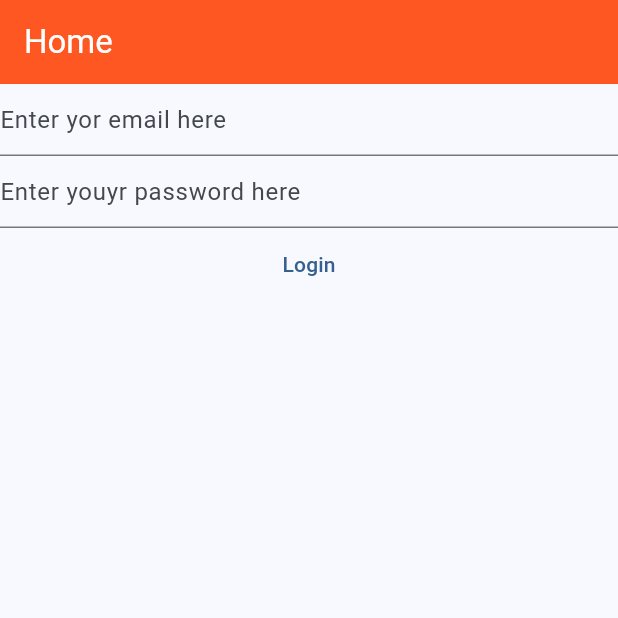
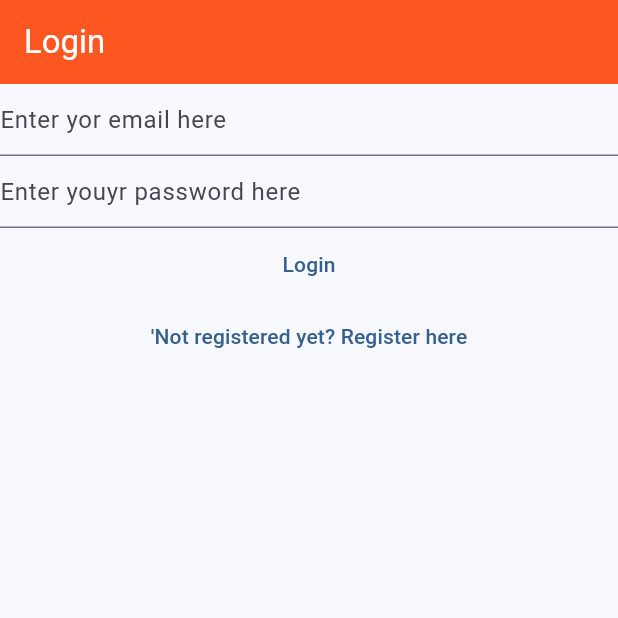
Before and after one commit to tanmayagarwal06/MYNOTES, a Flutter app: the screen it shows after launch, on a phone screen of 412 x 824 dp, the top half of it. Run offline on Flutter 3.47's test engine with Material 3 defaults, Android fonts, the phone set to English and light mode, and no system bars; our stand-ins replace firebase_auth, firebase_core; accounts and stored records are empty.

Commit message:
Link between login and register view

```diff
--- a/lib/main.dart
+++ b/lib/main.dart
@@ -2,7 +2,9 @@ import 'package:firebase_auth/firebase_auth.dart';
 import 'package:flutter/material.dart';
 
 import 'package:firebase_core/firebase_core.dart';
+import 'package:mynotes/views/VerifyEmail_view.dart';
 import 'package:mynotes/views/login_view.dart';
+import 'package:mynotes/views/register_view.dart';
 import 'firebase_options.dart';
 
 void main() {
@@ -18,6 +20,10 @@ void main() {
       useMaterial3: true,
     ),
     home: const Homepage(),
+    routes: {
+      '/login/' : (context) => const LoginView(),
+      '/register/' : (context) => const RegisterView(),
+    },
   ));
 }
 
@@ -26,11 +32,7 @@ class Homepage extends StatelessWidget {
 
   @override
   Widget build(BuildContext context) {
-    return Scaffold(
-      appBar: AppBar(
-        title: const Text('Home'),
-      ),
-      body: FutureBuilder(
+    return FutureBuilder(
         future: Firebase.initializeApp(
           options: DefaultFirebaseOptions.currentPlatform,
         ),
@@ -38,45 +40,26 @@ class Homepage extends StatelessWidget {
         switch (snapshot.connectionState){
           case ConnectionState.done:
 
-         /* final user= FirebaseAuth.instance.currentUser;
-          if(user?.emailVerified ?? false){
-            return const Text('Done');
+          final user= FirebaseAuth.instance.currentUser;
+
+          if (user != null){
+            if (user.emailVerified) {
+              print('Email is verified');
+            }
+            else{
+              return const VerifyEmailView();
+            }
           }
           else{
-            return const VerifyEmailView();
-          } */
-          return const LoginView();
+            return const LoginView();
+          }
+          return const Text('Done');
+
           default:
-          return const Text('Loading...');
+          return const CircularProgressIndicator();
         }
 
         }
-      ),
-    );
-  }
-}
-
-class VerifyEmailView extends StatefulWidget {
-  const VerifyEmailView({super.key});
-
-  @override
-  State<VerifyEmailView> createState() => _VerifyEmailViewState();
-}
-
-class _VerifyEmailViewState extends State<VerifyEmailView> {
-  @override
-  Widget build(BuildContext context) {
-    return Column(
-        children: [
-          const Text('Please Verify your email address '),
-          TextButton(
-            onPressed: () async {
-              final user = FirebaseAuth.instance.currentUser;
-              await user?.sendEmailVerification();
-            },
-            child: const Text('Send email Verification'),
-          ),
-        ],
       );
   }
 }
--- a/lib/views/login_view.dart
+++ b/lib/views/login_view.dart
@@ -30,7 +30,11 @@ class _LoginViewState extends State<LoginView> {
   }
   @override
   Widget build(BuildContext context) {
-    return Column(
+    return Scaffold(
+      appBar: AppBar(
+        title:  const Text('Login'),
+      ),
+      body: Column(
                 children: [
                   TextField(
                     controller: _email,
@@ -71,7 +75,16 @@ class _LoginViewState extends State<LoginView> {
                     },
                     child: const Text('Login'),
                   ),
+                  TextButton(onPressed: () {
+                    Navigator.of(context).pushNamedAndRemoveUntil(
+                      '/register/',
+                      (route) => false,
+                      );
+                  },
+                   child: const Text("'Not registered yet? Register here"),
+                   )
                 ],
+              ),
     );
   }
 
--- a/lib/views/register_view.dart
+++ b/lib/views/register_view.dart
@@ -32,7 +32,11 @@ class _RegisterViewState extends State<RegisterView> {
   }
   @override
   Widget build(BuildContext context) {
-    return Column(
+    return Scaffold(
+      appBar: AppBar(title : const Text('Register'
+      ),
+      ),
+      body: Column(
                 children: [
                   TextField(
                     controller: _email,
@@ -77,7 +81,15 @@ class _RegisterViewState extends State<RegisterView> {
                     },
                     child: const Text('Register'),
                   ),
+                  TextButton(onPressed: () {
+                    Navigator.of(context).pushNamedAndRemoveUntil(
+                      '/login/',
+                      (route) => false);
+                  },
+                  child: const Text('Already registered?, login here'),
+                  )
                 ],
+              ),
     );
   }
 }
```
Also changed, not shown: lib/views/VerifyEmail_view.dart (added, +30 -0 lines). Lines whose indentation alone changed are shown as unchanged.
